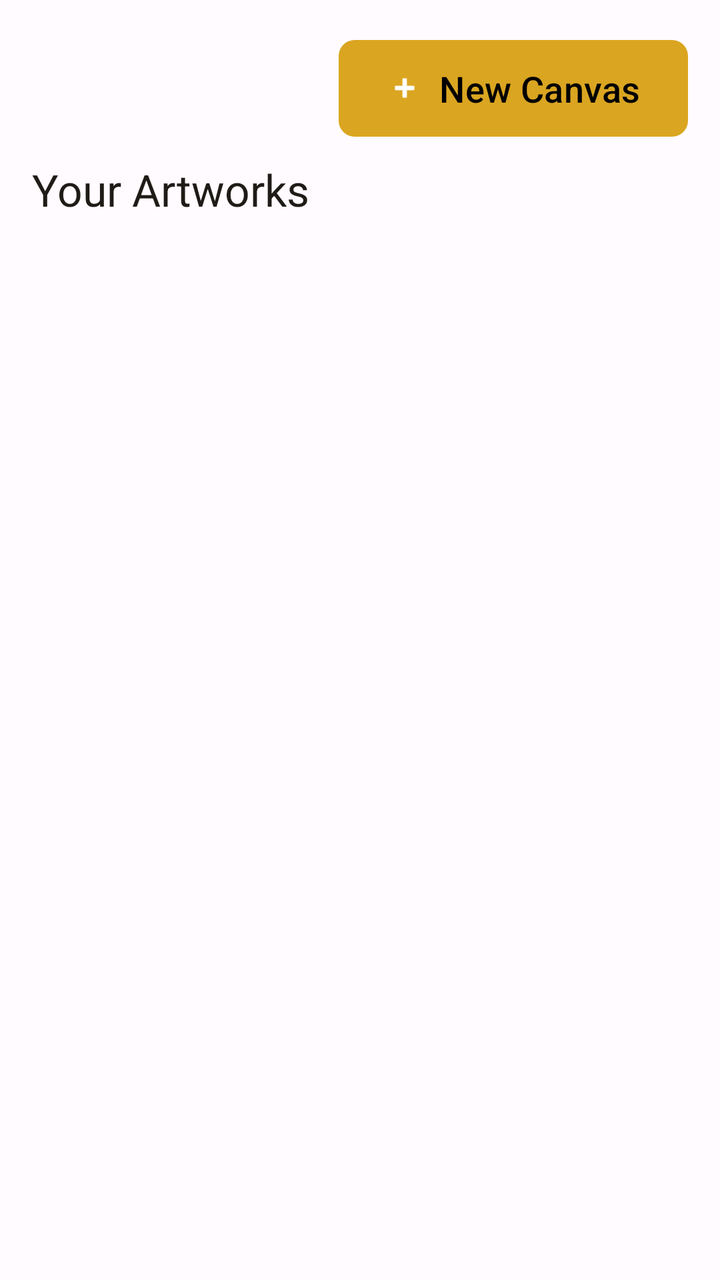
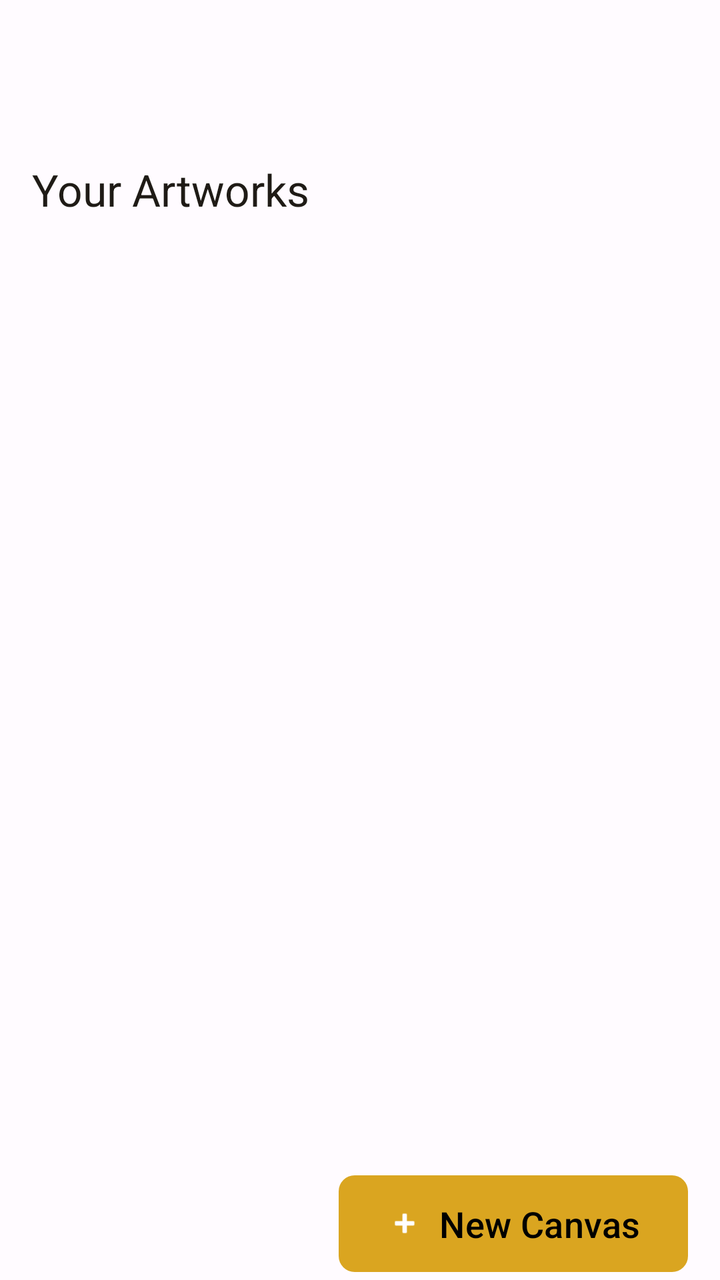

The first picture is an Android layout as it rendered before a commit; the second is the same layout after the commit. The layout source and the unified diff follow.
<!-- AndroidManifest.xml: application theme Base.Theme.Heal -->
<!-- res/layout/fragment_art_corner.xml -->
<?xml version="1.0" encoding="utf-8"?>
<androidx.coordinatorlayout.widget.CoordinatorLayout xmlns:android="http://schemas.android.com/apk/res/android"
    xmlns:app="http://schemas.android.com/apk/res-auto"
    xmlns:tools="http://schemas.android.com/tools"
    android:layout_width="match_parent"
    android:layout_height="match_parent"
    android:id="@+id/art_corner_coordinator_layout"
    android:background="?attr/colorSurface">

    <ScrollView
        android:id="@+id/gallery_scroll_view"
        android:layout_width="match_parent"
        android:layout_height="match_parent">

        <LinearLayout
            android:layout_width="match_parent"
            android:layout_height="wrap_content"
            android:orientation="vertical"
            android:padding="16dp">

            
            

            
            <TextView
                android:layout_width="match_parent"
                android:layout_height="wrap_content"
                android:text="Your Artworks"
                android:textAppearance="?attr/textAppearanceTitleLarge"
                android:textColor="?attr/colorOnSurface"
                android:layout_marginTop="64dp"
            android:layout_marginBottom="16dp"/>


            <androidx.recyclerview.widget.RecyclerView
                android:id="@+id/recyclerViewArtwork"
                android:layout_width="match_parent"
                android:layout_height="wrap_content"
                android:nestedScrollingEnabled="false"
                tools:itemCount="6"
                tools:listitem="@layout/item_artwork_grid" />

            
            <TextView
                android:id="@+id/emptyStateArtworkTextView"
                android:layout_width="match_parent"
                android:layout_height="wrap_content"
                android:text="No artwork saved yet. Start creating something beautiful!"
                android:gravity="center"
                android:visibility="gone"
                android:layout_marginTop="32dp"
                android:textAppearance="?attr/textAppearanceBodyLarge"
                android:textColor="?attr/colorOnSurfaceVariant" />

        </LinearLayout>
    </ScrollView>

    
    <com.google.android.material.button.MaterialButton
    android:id="@+id/buttonNewCanvas"
    android:layout_width="wrap_content"
    android:layout_height="wrap_content"
    android:layout_gravity="top|end"
    android:layout_marginTop="16dp"
    android:layout_marginEnd="16dp"
    android:elevation="5dp"
    android:text="New Canvas"
    android:paddingVertical="12dp"
    android:paddingStart="24dp"
    android:paddingEnd="24dp"
    android:textSize="18sp"
    app:cornerRadius="8dp"
    app:icon="@android:drawable/ic_input_add"
    app:iconGravity="textStart"
    app:backgroundTint="@color/gold_secondary"
    android:textColor="@color/black" />

    <ProgressBar
        android:id="@+id/loading_progress_bar"
        android:layout_width="wrap_content"
        android:layout_height="wrap_content"
        android:layout_gravity="center"
        android:visibility="gone"
        style="?android:attr/progressBarStyleLarge" />

</androidx.coordinatorlayout.widget.CoordinatorLayout>
<!-- res/layout/item_artwork_grid.xml (included above) -->
<?xml version="1.0" encoding="utf-8"?>
<com.google.android.material.card.MaterialCardView xmlns:android="http://schemas.android.com/apk/res/android"
    xmlns:app="http://schemas.android.com/apk/res-auto"
    android:layout_width="match_parent"
    android:layout_height="wrap_content"
    android:layout_margin="8dp"
    app:cardCornerRadius="16dp"
    app:cardElevation="2dp"
    app:cardBackgroundColor="?attr/colorSurfaceContainerHigh"
    app:strokeColor="?attr/colorOutline"
    app:strokeWidth="1dp">

    <LinearLayout
        android:layout_width="match_parent"
        android:layout_height="wrap_content"
        android:orientation="vertical"
        android:padding="12dp">

        <ImageView
            android:id="@+id/imageViewArtwork"
            android:layout_width="match_parent"
            android:layout_height="160dp"
            android:background="?attr/colorSurfaceContainer"
            android:backgroundTint="?attr/colorSurfaceContainerLow"
            android:clipToOutline="true"
            android:contentDescription="Artwork thumbnail"
            android:scaleType="centerCrop"
            android:src="@drawable/abstract_1" /> 

        <TextView
            android:id="@+id/textViewArtworkName"
            android:layout_width="match_parent"
            android:layout_height="wrap_content"
            android:layout_marginTop="8dp"
            android:gravity="center"
            android:textAppearance="?attr/textAppearanceTitleSmall"
            android:textColor="?attr/colorOnSurface"
            android:text="Beautiful Abstract Art Piece"
            android:maxLines="1"
            android:ellipsize="end" />

        <TextView
            android:id="@+id/textViewArtworkTimestamp"
            android:layout_width="match_parent"
            android:layout_height="wrap_content"
            android:layout_marginTop="4dp"
            android:gravity="center"
            android:textAppearance="?attr/textAppearanceBodyMedium"
            android:textColor="?attr/colorOnSurfaceVariant"
            android:text="July 7, 2025 - 1:30 PM" />

    </LinearLayout>
</com.google.android.material.card.MaterialCardView>
<!-- resources referenced by this layout -->
<resources>
  <color name="black">#FF000000</color>
  <color name="gold_secondary">#DAA520</color>
  <color name="md_theme_primary">#FFB74D</color>
  <color name="md_theme_onPrimary">#FFFFFF</color>
  <color name="md_theme_primaryContainer">#FFDDC1</color>
  <color name="md_theme_onPrimaryContainer">#3D2400</color>
  <color name="md_theme_secondary">#7B5700</color>
  <color name="md_theme_onSecondary">#FFFFFF</color>
  <color name="md_theme_secondaryContainer">#FFDEB3</color>
  <color name="md_theme_onSecondaryContainer">#271900</color>
  <color name="md_theme_tertiary">#006B5E</color>
  <color name="md_theme_onTertiary">#FFFFFF</color>
  <color name="md_theme_tertiaryContainer">#78F8DB</color>
  <color name="md_theme_onTertiaryContainer">#00201B</color>
  <color name="md_theme_error">#BA1A1A</color>
  <color name="md_theme_onError">#FFFFFF</color>
  <color name="md_theme_errorContainer">#FFDAD6</color>
  <color name="md_theme_onErrorContainer">#410002</color>
  <color name="md_theme_background">#FFFBFF</color>
  <color name="md_theme_onBackground">#1F1B16</color>
  <color name="md_theme_surface">#FFFBFF</color>
  <color name="md_theme_onSurface">#1F1B16</color>
  <color name="md_theme_surfaceVariant">#F4DEC6</color>
  <color name="md_theme_onSurfaceVariant">#514438</color>
  <color name="md_theme_outline">#847466</color>
  <color name="md_theme_inverseOnSurface">#352F2A</color>
  <color name="md_theme_inverseSurface">#352F2A</color>
  <color name="md_theme_inversePrimary">#FFB74D</color>
  <color name="transparent">#00000000</color>
  <!-- unchanged entries left out for length: 2 -->
</resources>

<!-- the commit's change to res/layout/fragment_art_corner.xml (unified diff, before → after) -->
@@ -19,9 +19,6 @@
             android:padding="16dp">
 
             
-            
-
-            
             <TextView
                 android:layout_width="match_parent"
                 android:layout_height="wrap_content"
@@ -29,7 +26,7 @@
                 android:textAppearance="?attr/textAppearanceTitleLarge"
                 android:textColor="?attr/colorOnSurface"
                 android:layout_marginTop="64dp"
-            android:layout_marginBottom="16dp"/>
+                android:layout_marginBottom="16dp"/>
 
 
             <androidx.recyclerview.widget.RecyclerView
@@ -37,8 +34,7 @@
                 android:layout_width="match_parent"
                 android:layout_height="wrap_content"
                 android:nestedScrollingEnabled="false"
-                tools:itemCount="6"
-                tools:listitem="@layout/item_artwork_grid" />
+                tools:listitem="@layout/item_artwork_grid" /> 
 
             
             <TextView
@@ -57,23 +53,23 @@
 
     
     <com.google.android.material.button.MaterialButton
-    android:id="@+id/buttonNewCanvas"
-    android:layout_width="wrap_content"
-    android:layout_height="wrap_content"
-    android:layout_gravity="top|end"
-    android:layout_marginTop="16dp"
-    android:layout_marginEnd="16dp"
-    android:elevation="5dp"
-    android:text="New Canvas"
-    android:paddingVertical="12dp"
-    android:paddingStart="24dp"
-    android:paddingEnd="24dp"
-    android:textSize="18sp"
-    app:cornerRadius="8dp"
-    app:icon="@android:drawable/ic_input_add"
-    app:iconGravity="textStart"
-    app:backgroundTint="@color/gold_secondary"
-    android:textColor="@color/black" />
+        android:id="@+id/buttonNewCanvas"
+        android:layout_width="wrap_content"
+        android:layout_height="wrap_content"
+        android:layout_gravity="bottom|end"
+        android:layout_marginTop="16dp"
+        android:layout_marginEnd="16dp"
+        android:elevation="5dp"
+        android:text="New Canvas"
+        android:paddingVertical="12dp"
+        android:paddingStart="24dp"
+        android:paddingEnd="24dp"
+        android:textSize="18sp"
+        app:cornerRadius="8dp"
+        app:icon="@android:drawable/ic_input_add"
+        app:iconGravity="textStart"
+        app:backgroundTint="@color/gold_secondary"
+        android:textColor="@color/black" />
 
     <ProgressBar
         android:id="@+id/loading_progress_bar"
